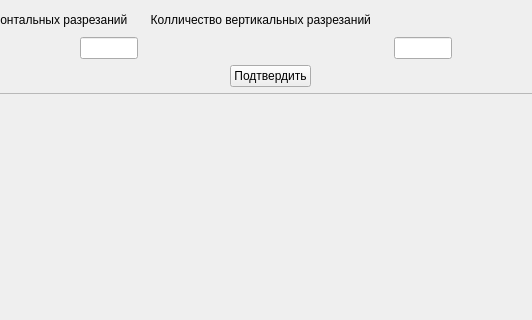
The window that MainWindow.ui (rugewit/crop_project) describes before a commit, drawn with Qt 5; both pictures show x 379 to 911 and y 0 to 320 of the 1090 by 776 pixel window.
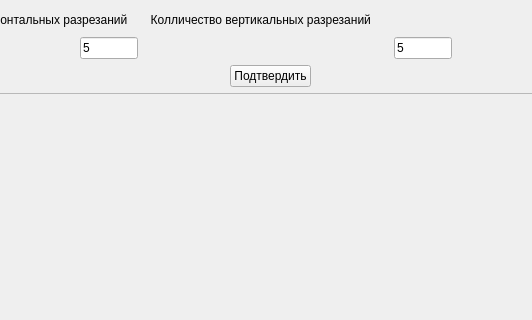
The same window after the commit.

The edit to the form file:
```diff
--- a/MainWindow.ui
+++ b/MainWindow.ui
@@ -95,7 +95,11 @@
        </spacer>
       </item>
       <item>
-       <widget class="QLineEdit" name="lineEdit"/>
+       <widget class="QLineEdit" name="lineEdit_x">
+        <property name="text">
+         <string>5</string>
+        </property>
+       </widget>
       </item>
       <item>
        <spacer name="horizontalSpacer_2">
@@ -114,7 +118,11 @@
        </spacer>
       </item>
       <item>
-       <widget class="QLineEdit" name="lineEdit_2"/>
+       <widget class="QLineEdit" name="lineEdit_y">
+        <property name="text">
+         <string>5</string>
+        </property>
+       </widget>
       </item>
       <item>
        <spacer name="horizontalSpacer_4">
```
Left out of the diff: 6 changed lines with no effect on the pictures.
